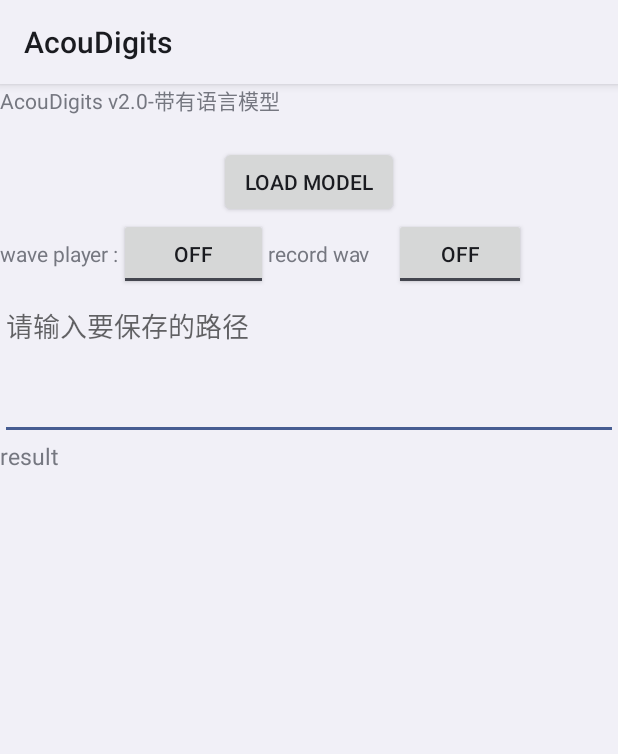
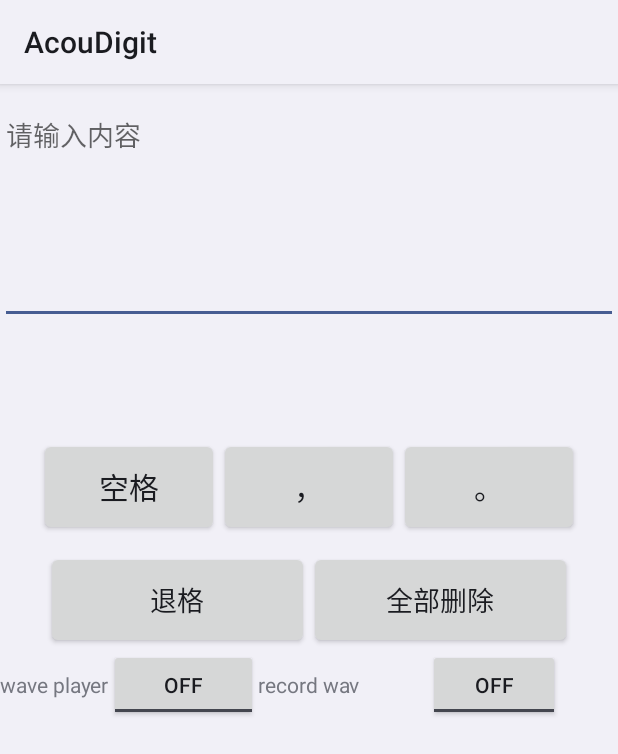
Before and after one commit to xiaozh0202/AudioPlatform_xzh, an Android app: the screen it shows after launch (MainActivity), on a phone screen of 412 x 824 dp. Shown: the top 754 px of the screen. Run offline under Robolectric (Android 15) with nearby library versions, the phone set to English and light mode, and no system bars; libraries missing offline, so code that uses them is left out: com.chaquo.python, org.tensorflow.lite, uk.me.berndporr; 6 statements that could not run were skipped.

Commit message:
加入语言模型后的第二个版本，更换新UI，2020.11.29

```diff
--- a/app/src/main/java/com/fruitbasket/audioplatform/ui/MainActivity.java
+++ b/app/src/main/java/com/fruitbasket/audioplatform/ui/MainActivity.java
@@ -17,16 +17,21 @@
 import android.os.IBinder;
 import android.os.Message;
 import android.util.Log;
+import android.view.Gravity;
 import android.view.View;
+import android.view.ViewGroup;
 import android.widget.Button;
 import android.widget.CompoundButton;
 import android.widget.EditText;
+import android.widget.HorizontalScrollView;
 import android.widget.ImageView;
+import android.widget.LinearLayout;
 import android.widget.SeekBar;
 import android.widget.TextView;
 import android.widget.Toast;
 import android.widget.ToggleButton;
 
+import com.chaquo.python.android.AndroidPlatform;
 import com.fruitbasket.audioplatform.AppCondition;
 import com.fruitbasket.audioplatform.AudioService;
 import com.fruitbasket.audioplatform.Constents;
@@ -50,28 +55,36 @@
 import java.nio.channels.FileChannel;
 import java.util.ArrayList;
 import java.util.Arrays;
+import java.util.Collections;
 import java.util.List;
 
 import com.chaquo.python.Kwarg;
 import com.chaquo.python.PyObject;
-import com.chaquo.python.android.AndroidPlatform;
+
 import com.chaquo.python.Python;
 
 
-final public class MainActivity extends Activity {
+final public class MainActivity extends Activity implements View.OnClickListener{
     private static final String TAG=".MainActivity";
 
     private ToggleButton waveProducerTB;
     private SeekBar waveRateSB;
     private ToggleButton recorderTB;
     private TextView inputOption;
-
+    private Button deleteOne;
+    private Button deleteAll;
+    private Button blankspace;
+    private Button comma;
+    private Button end;
+    private EditText write_box;
+    private HorizontalScrollView horizontalScrollView;
+    private LinearLayout container;
+    private String[] showOption = new String[5];
+    private ArrayList<String> data;
 
     private Interpreter tflite = null;
     private boolean load_result = false;
-    private TextView result_text;
-    private ImageView picture1;
-    private EditText path_box;
+
     private List<String> resultLabel = new ArrayList<>();
     private double[][] save_result;
     private int save_times=0;
@@ -79,7 +92,7 @@
     public boolean ispredicting;
     PredictHandler1 predictHandler1=new PredictHandler1();
     PredictHandler2 predictHandler2=new PredictHandler2();
-    PredictHandler3 predictHandler3=new PredictHandler3();
+    // PredictHandler3 predictHandler3=new PredictHandler3();
     //add 10.15
     private int channelOut= Player.CHANNEL_OUT_BOTH;
     private int channelIn= AudioFormat.CHANNEL_IN_MONO;
@@ -94,7 +107,7 @@
     private int model_index = 0;
     private int[] ddims = {1, 3, 56, 56};
     private static final String[] PADDLE_MODEL = {
-            "model_v79","model_v48"
+            "model_v79"
     };
     private String[] texttype = {"digits","letter"};
 
@@ -122,13 +135,11 @@
         super.onCreate(savedInstanceState);
         Log.i(TAG,"onCreate()");
         setContentView(R.layout.activity_main);
-        result_text = (TextView) findViewById(R.id.result_text);
-        picture1 = (ImageView) findViewById(R.id.show_image);
-        path_box = (EditText) findViewById(R.id.user_path);
-        inputOption=(TextView) findViewById(R.id.inputOption);
-        // readCacheLabelFromLocalFile();
-//        load_model("model_v33");
+        //1121
+        readCacheLabelFromLocalFile();
+        load_model(PADDLE_MODEL[0]);
         initializeViews();
+        //1121
         long start1 = System.currentTimeMillis();
         initPython();
         this.obj1=this.py.getModule("function");
@@ -189,7 +200,19 @@
 
     private void initializeViews(){
 
-
+        horizontalScrollView = (HorizontalScrollView) findViewById(R.id.word_basket);
+        container = (LinearLayout) findViewById(R.id.ItemContainer);
+        write_box = (EditText) findViewById(R.id.write_box);
+        blankspace = (Button) findViewById(R.id.blankspace_button);
+        comma = (Button) findViewById(R.id.comma_button);
+        end = (Button) findViewById(R.id.end_button);
+        deleteAll = (Button) findViewById(R.id.deletAll_button);
+        deleteOne = (Button) findViewById(R.id.backspace_button);
+        blankspace.setOnClickListener(this);
+        comma.setOnClickListener(this);
+        end.setOnClickListener(this);
+        deleteOne.setOnClickListener(this);
+        deleteAll.setOnClickListener(this);
         ToggleCheckedChangeListener tcListener=new ToggleCheckedChangeListener();
 //        channelOut= WavePlayer.CHANNEL_OUT_RIGHT;
         channelOut= WavePlayer.CHANNEL_OUT_LEFT;
@@ -225,56 +248,47 @@
 
         recorderTB=(ToggleButton)findViewById(R.id.recorder_tb);
         recorderTB.setOnCheckedChangeListener(tcListener);
-
-//code change 2020.9.27
-        Button load_model = (Button) findViewById(R.id.load_model);
-        load_model.setOnClickListener(new View.OnClickListener() {
-            @Override
-            public void onClick(View view) {
-                showDialog();
-            }
-        });
-
-
-
         //code change 2020.9.27
     }
+    //将字符串数组与集合绑定起来
+    private void bindData()
+    {
 
-
-    public void showDialog() {
-        AlertDialog.Builder builder = new AlertDialog.Builder(MainActivity.this);
-
-        // set dialog title
-        builder.setTitle("Please select model");
-
-        // set dialog icon
-        builder.setIcon(android.R.drawable.ic_dialog_alert);
-
-        // able click other will cancel
-        builder.setCancelable(true);
-
-        // cancel button
-        builder.setNegativeButton("cancel", null);
-
-        // set list
-        builder.setSingleChoiceItems(PADDLE_MODEL, model_index, new DialogInterface.OnClickListener() {
-            @Override
-            public void onClick(DialogInterface dialog, int which) {
-                save_times=0;
-                save_result=new double[15][];
-                model_index = which;
-                current_state=which;
-                readCacheLabelFromLocalFile();
-                load_model(PADDLE_MODEL[model_index]);
-
-                dialog.dismiss();
-            }
-        });
-
-        // show dialog
-        builder.show();
+        Collections.addAll(data, showOption);
     }
 
+    @Override
+    public void onClick(View view) {
+        switch (view.getId()){
+            case R.id.blankspace_button:
+                addText(" ");
+                break;
+            case R.id.comma_button:
+                addText("，");
+                break;
+            case R.id.end_button:
+                addText("。");
+                break;
+            case R.id.backspace_button:
+                deleteText();
+                break;
+            case  R.id.deletAll_button:
+                write_box.setText("");
+                break;
+        }
+    }
+    private  void deleteText(){
+        Log.d(TAG, "deleteText: ");
+        String S =write_box.getText().toString() ;
+        if(S.equals("")||S==null)
+            return;
+        write_box.setText(S.substring(0,S.length()-1));
+    }
+    private void addText(String s){
+        Log.d(TAG, "addText: " + s);
+        String S =write_box.getText().toString() + s ;
+        write_box.setText(S);
+    }
 
     private class ToggleCheckedChangeListener implements CompoundButton.OnCheckedChangeListener{
         private static final String TAG="...TCCListener";
@@ -291,7 +305,9 @@
                     break;
                 case R.id.recorder_tb:
                     if (isChecked) {
-                        Constents.user_path = path_box.getText().toString();
+                        //1121
+                        Constents.user_path = "Acoudigits";
+                        //1121
                         startRecordWav();
                     } else {
                         try {
@@ -359,10 +375,7 @@
                 audioService.stopRecord();
 //            added code6.11
                 Log.i(TAG,"path is :" + Constents.file_path);
-                //delete 10.14
-//                PredictWav(Constents.file_path);
-                //delete 10.14
-//            added code6.11
+
             }
             else{
                 Log.w(TAG,"audioService==null");
@@ -507,6 +520,11 @@
 
     //change 11.8
     private void readCacheLabelFromLocalFile() {
+
+        save_times=0;
+        save_result=new double[15][];
+        model_index = 0;
+        current_state=0;
         try {
             resultLabel.clear();
             AssetManager assetManager = getApplicationContext().getAssets();
@@ -538,30 +556,45 @@
     public class PredictHandler2 extends Handler{
         @Override
         public void handleMessage(Message msg) {
-            if (msg.what == 100) {
-                String res = (String) msg.obj;
-                result_text.setText(res);
-            }
             //add 11.8
             if(msg.what==200){
-                String res=(String)msg.obj;
-
-                inputOption.setText(res);
+                data = new ArrayList<>();
+                bindData();
+                bindHZSWData();
             }
         }
     }
+    //将集合中的数据绑定到HorizontalScrollView上
+    private void bindHZSWData()
+    {	//为布局中textview设置好相关属性
+        LinearLayout.LayoutParams layoutParams = new LinearLayout.LayoutParams(ViewGroup.LayoutParams.WRAP_CONTENT,
+                ViewGroup.LayoutParams.WRAP_CONTENT);
+        layoutParams.gravity = Gravity.CENTER;
+        layoutParams.setMargins(20, 10, 20, 10);
+        container.removeAllViews();
 
-    public class PredictHandler3 extends Handler{
-        @Override
-        public void handleMessage(Message msg) {
-            if (msg.what == 100) {
-                Bitmap bitmap = (Bitmap) msg.obj;
-                picture1.setImageBitmap(bitmap);
-            }
+        for (int index = 0; index< data.size();index++)
+        {
+            TextView textView = new TextView(this);
+            textView.setText(data.get(index));
+            textView.setTextSize(16);
+            //textView.setTextColor(Color.WHITE);
+            textView.setLayoutParams(layoutParams);
+            textView.setOnClickListener(new View.OnClickListener() {
+                @Override
+                public void onClick(View view) {
+                    selectWord(view);
+                }
+            });
+            container.addView(textView);
+            container.invalidate();
         }
     }
-    //add 10.15
+    private void selectWord(View view){
+        String S =write_box.getText().toString() +( (TextView) view).getText().toString();
+        write_box.setText(S);
 
+    }
 
     private double[] PredictWav(String path){
         File f = new File(path);
@@ -571,6 +604,7 @@
         double[] new_resluts=null;
         while (true){
             if(f.exists()){
+
                 new_resluts= new double[currentsum];
                 //change 10.15
                 String str=path + " make success";
@@ -620,28 +654,15 @@
                             "\t\t\t\t\t\t\tProbability:\t\t" + new_resluts[r[1]] * 100 + "%\n" + resultLabel.get(r[2]) + "\t\t\t\t\t\t\tProbability:\t\t" + new_resluts[r[2]] * 100 +
                             "%\n" + resultLabel.get(r[3]) + "\t\t\t\t\t\t\tProbability:\t\t" + new_resluts[r[3]] * 100 + "%\n" + resultLabel.get(r[4]) + "\t\t\t\t\t\t\tProbability:\t\t" + new_resluts[r[4]] * 100 +
                             "%\nPredict Used:" + time + "ms" + "\n\nMake wav file Used:" + Constents.makewavfiletime + "ms";
+                    if(new_resluts==null)
+                        Log.d(TAG, "PredictWav: null");
 
-//                    callpythonadd();//add code
-//                    result_text.setText(show_text);
-//                    Log.i(TAG,show_text);
-                    //add 10.15
-                    Message message2=new Message();
-                    message2.what=100;
-                    message2.obj=show_text;
-                    predictHandler2.sendMessage(message2);
-                    //add 10.15
 //                    展示频谱图
                     //change 10.15
                     Bitmap bitmap = BitmapFactory.decodeFile(pic_path);
 //                    picture1.setImageBitmap(bitmap);
                     //change 10.15
 
-                    //add 10.15
-                    Message message3=new Message();
-                    message3.what=100;
-                    message3.obj=bitmap;
-                    predictHandler3.sendMessage(message3);
-                    //add 10.15
                     return new_resluts;
 
                 } catch (Exception e) {
@@ -659,8 +680,13 @@
         if(current_state==0){
             save_result[save_times++]=A;
             output_result=lg_model.testCode(save_result,save_times);
-            String showOption= "";
-            showOption=String.valueOf(output_result[0])+"  "+ String.valueOf(output_result[1])+"  "+ String.valueOf(output_result[2])+"  "+ String.valueOf(output_result[3])+"  "+ String.valueOf(output_result[4]);
+            //1121
+            int length = 0;
+            for(int i=0;i<5;i++){
+                if(!String.valueOf(output_result[i]).equals(""))
+                    showOption[length++] = String.valueOf(output_result[i]);
+            }
+            //1121
             Message message2=new Message();
             message2.what=200;
             message2.obj=showOption;
--- a/app/src/main/res/layout/activity_main.xml
+++ b/app/src/main/res/layout/activity_main.xml
@@ -1,51 +1,106 @@
 <?xml version="1.0" encoding="utf-8"?>
-<ScrollView
-    xmlns:android="http://schemas.android.com/apk/res/android"
+<RelativeLayout xmlns:android="http://schemas.android.com/apk/res/android"
     xmlns:app="http://schemas.android.com/apk/res-auto"
+    xmlns:tools="http://schemas.android.com/tools"
     android:layout_width="match_parent"
     android:layout_height="match_parent">
-
-    <LinearLayout
-        android:layout_width="match_parent"
-        android:layout_height="match_parent"
-        android:orientation="vertical">
-
-        <TextView
-            android:layout_width="match_parent"
-            android:layout_height="wrap_content"
-            android:layout_gravity="center"
-            android:layout_marginBottom="20dp"
-            android:text="@string/app_full_name" />
-
     <SeekBar
         android:id="@+id/waverate_sb"
         android:layout_width="match_parent"
         android:layout_height="wrap_content"
         android:visibility="gone"/>
+    <EditText
+        android:id="@+id/write_box"
+        android:layout_marginTop="10dp"
+        android:layout_width="match_parent"
+        android:layout_height="150dp"
+        android:gravity="top"
+        android:hint="请输入内容">
 
+    </EditText>
 
-        <!--<TextView-->
-        <!--android:id="@+id/waverate_tv"-->
-        <!--android:layout_width="match_parent"-->
-        <!--android:layout_height="wrap_content"-->
-        <!--android:layout_gravity="center_horizontal"/>-->
+    <HorizontalScrollView
+        android:id="@+id/word_basket"
+        android:layout_marginTop="5dp"
+        android:layout_marginBottom="5dp"
+        android:layout_below="@+id/write_box"
+        android:layout_width="match_parent"
+        android:layout_height="65dp">
+
+        <LinearLayout
+            android:id="@+id/ItemContainer"
+            android:layout_width="wrap_content"
+            android:layout_height="match_parent"
+            android:orientation="horizontal"/>
+
+    </HorizontalScrollView>
+
+    <LinearLayout
+        android:id="@+id/input_char"
+        android:orientation="horizontal"
+        android:layout_centerHorizontal="true"
+        android:layout_width="wrap_content"
+        android:layout_height="wrap_content"
+        android:layout_below="@+id/word_basket" >
 
         <Button
-            android:id="@+id/load_model"
+            android:id="@+id/blankspace_button"
             android:layout_width="120dp"
-            android:layout_height="wrap_content"
-            android:layout_gravity="center_vertical|center_horizontal|center"
-            android:layout_weight="1"
-            android:text="@string/loadmodel" />
+            android:layout_height="65dp"
+            android:textSize="20sp"
+            android:text = "空格">
+        </Button>
+
+        <Button
+            android:id="@+id/comma_button"
+            android:textSize="20sp"
+            android:layout_width="120dp"
+            android:layout_height="65dp"
+            android:text="，">
+        </Button>
+        <Button
+            android:id="@+id/end_button"
+            android:textSize="20sp"
+            android:layout_width="120dp"
+            android:layout_height="65dp"
+            android:text="。">
+        </Button>
+    </LinearLayout>
 
     <LinearLayout
+        android:id="@+id/input_func"
+        android:orientation="horizontal"
+        android:layout_centerHorizontal="true"
+        android:layout_width="wrap_content"
+        android:layout_height="wrap_content"
+        android:layout_marginTop="10dp"
+        android:layout_below="@+id/input_char" >
+
+        <Button
+            android:id="@+id/backspace_button"
+            android:layout_width="175dp"
+            android:layout_height="65dp"
+            android:textSize="18sp"
+            android:text="退格">
+        </Button>
+        <Button
+            android:id="@+id/deletAll_button"
+            android:layout_width="175dp"
+            android:layout_height="65dp"
+            android:textSize="18sp"
+            android:text="全部删除">
+        </Button>
+    </LinearLayout>
+
+    <LinearLayout
+        android:layout_below="@+id/input_func"
         android:layout_width="match_parent"
         android:layout_height="wrap_content">
 
         <TextView
             android:layout_width="wrap_content"
             android:layout_height="wrap_content"
-                android:text="@string/wave_player_2" />
+            android:text="wave player" />
 
         <ToggleButton
             android:id="@+id/wave_player_tb"
@@ -53,9 +108,9 @@
             android:layout_height="wrap_content" />
 
         <TextView
-                android:layout_width="84dp"
+            android:layout_width="113dp"
             android:layout_height="wrap_content"
-                android:text="@string/record_wav" />
+            android:text="record wav" />
 
         <ToggleButton
             android:id="@+id/recorder_tb"
@@ -63,36 +118,4 @@
             android:layout_height="wrap_content" />
     </LinearLayout>
 
-        <EditText
-            android:id="@+id/user_path"
-            android:orientation="vertical"
-            android:layout_width="match_parent"
-            android:layout_height="100dp"
-            android:hint="请输入要保存的路径"
-            android:gravity="top" />
-
-
-
-        <TextView
-            android:id="@+id/result_text"
-            android:layout_width="match_parent"
-            android:layout_height="match_parent"
-            android:text="result"
-            android:textSize="15sp" />
-
-        <ImageView
-            android:id="@+id/show_image"
-            android:layout_width="match_parent"
-            android:layout_height="match_parent"
-            android:layout_above="@id/result_text"
-            android:layout_alignParentTop="true" />
-
-        <TextView android:id="@+id/inputOption"
-            android:layout_width="match_parent"
-            android:layout_height="wrap_content" />
-
-
-
-    </LinearLayout>
-
-</ScrollView>
+</RelativeLayout>
--- a/app/src/main/res/values/strings.xml
+++ b/app/src/main/res/values/strings.xml
@@ -1,7 +1,7 @@
 <resources>
-    <string name="app_name">AcouDigits</string>
+    <string name="app_name">AcouDigit</string>
     <string name="app_version_name">v2.0</string>
-    <string name="app_full_name">AcouDigits v2.0-带有语言模型</string>
+    <string name="app_full_name">AcouDigitWithLM</string>
 
     <string name="wave_player">wave player</string>
     <string name="choose_channel_out">choose a channel out : </string>
@@ -12,7 +12,7 @@
     <string name="choose_channel_in">choose a channel in : </string>
     <string name="mono">mono</string>
     <string name="stereo">stereo</string>
-    <string name="record_wav">record wav</string>\
+    <string name="record_wav">record wav : </string>
     <string name="start_both">start both</string>
     <string name="create_dir">create  directory</string>
     <string name="top_mic">top_mic</string>
```
Also changed, not shown: app/src/main/java/com/fruitbasket/audioplatform/WaveData.java (deleted, +0 -41 lines), app/src/main/java/com/fruitbasket/audioplatform/record/WavRecorder.java (+2 -14 lines), app/src/main/java/com/fruitbasket/audioplatform/Constents.java (line endings or trailing spaces). Lines whose indentation alone changed are shown as unchanged.
